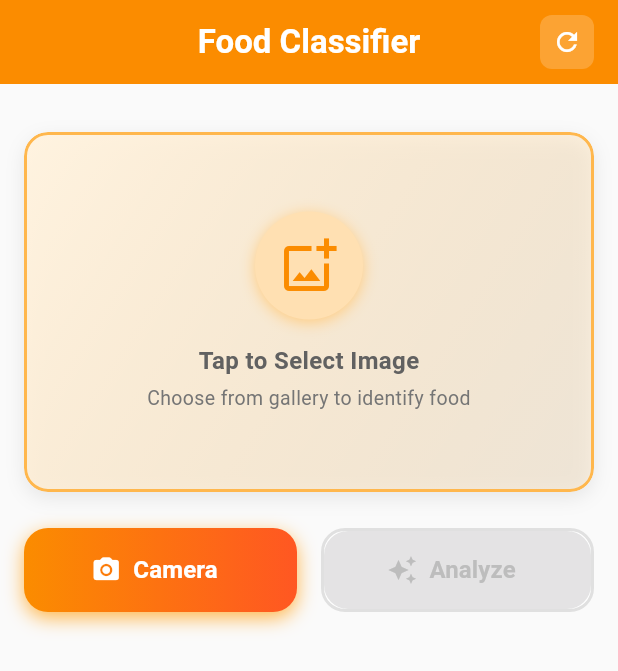
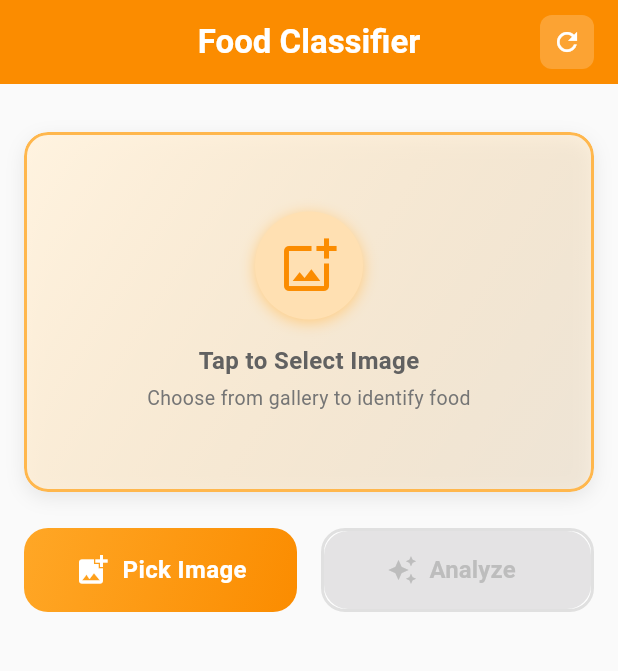
Before and after one commit to fauzan-arift/food-classification-app, a Flutter app: the screen it shows after launch, on a phone screen of 412 x 824 dp. Shown: the top 671 px of the screen. Run offline on Flutter 3.47's test engine with Material 3 defaults, Android fonts, the phone set to English and light mode, and no system bars; our stand-ins replace image_cropper, image_picker; missing offline and left inert: tflite_flutter.

Commit message:
feat: implement image cropper with gallery/camera picker
- Add ImageCropperService for pick & crop functionality
- Add ImageSourcePicker modal for camera/gallery selection
- Update ActionButtonsRow with orange Pick Image button
- Simplify HomePage to remove camera complexity
- Update ImageDisplayArea to be clickable for image picking
- Add platform configurations (Android UCrop, iOS permissions, Web Croppie)
- Remove StableCameraView complexity in favor of simple image picker
- Replace print statements with log for better debugging

```diff
--- a/analysis_options.yaml
+++ b/analysis_options.yaml
@@ -2,3 +2,4 @@ include: package:flutter_lints/flutter.yaml
 analyzer:
   errors:
     deprecated_member_use: ignore
+    use_build_context_synchronously: ignore
--- a/lib/ui/home_page.dart
+++ b/lib/ui/home_page.dart
@@ -1,9 +1,6 @@
-import 'dart:developer';
-import 'dart:io';
 import 'package:flutter/material.dart';
 import 'package:provider/provider.dart';
 import '../controller/image_classification_provider.dart';
-import '../widget/stable_camera_view.dart';
 import '../widget/image_display_area.dart';
 import '../widget/action_buttons_row.dart';
 import '../widget/results_section.dart';
@@ -16,32 +13,6 @@ class HomePage extends StatefulWidget {
 }
 
 class _HomePageState extends State<HomePage> {
-  void _onImageCaptured(File imageFile) {
-    WidgetsBinding.instance.addPostFrameCallback((_) {
-      if (mounted) {
-        try {
-          context.read<ImageClassificationProvider>().hideCamera();
-          context.read<ImageClassificationProvider>().classifyImage(imageFile);
-        } catch (e) {
-          log('Error in _onImageCaptured: $e');
-        }
-      }
-    });
-  }
-
-  void _toggleCamera() {
-    try {
-      if (mounted) {
-        context.read<ImageClassificationProvider>().toggleCamera();
-      }
-    } catch (e) {
-      log('Error in _toggleCamera: $e');
-      if (mounted) {
-        context.read<ImageClassificationProvider>().hideCamera();
-      }
-    }
-  }
-
   void _clearResults() {
     context.read<ImageClassificationProvider>().clearResults();
   }
@@ -88,48 +59,26 @@ class _HomePageState extends State<HomePage> {
           ),
         ],
       ),
-      body: Consumer<ImageClassificationProvider>(
-        builder: (context, provider, child) {
-          if (provider.showCamera) {
-            return StableCameraView(
-              onImageCaptured: _onImageCaptured,
-              useImageStream: false, // Use capture mode, not stream mode
-              overlayWidget: Positioned(
-                top: 50,
-                left: 20,
-                child: IconButton(
-                  onPressed: _toggleCamera,
-                  icon: const Icon(Icons.close, color: Colors.white, size: 30),
-                ),
-              ),
-            );
-          }
-
-          return SingleChildScrollView(
+      body: SingleChildScrollView(
         padding: const EdgeInsets.all(16),
         child: Column(
           crossAxisAlignment: CrossAxisAlignment.stretch,
           children: [
             const SizedBox(height: 16),
 
-                // Image display area
             const ImageDisplayArea(),
 
             const SizedBox(height: 24),
 
-                // Action buttons
-                ActionButtonsRow(onCameraPressed: _toggleCamera),
+            const ActionButtonsRow(),
 
             const SizedBox(height: 24),
 
-                // Results section
             const ResultsSection(),
 
             const SizedBox(height: 24),
           ],
         ),
-          );
-        },
       ),
     );
   }
--- a/lib/widget/action_buttons_row.dart
+++ b/lib/widget/action_buttons_row.dart
@@ -1,11 +1,12 @@
+import 'dart:developer';
+import 'dart:io';
 import 'package:flutter/material.dart';
 import 'package:provider/provider.dart';
 import '../controller/image_classification_provider.dart';
+import 'image_source_picker.dart';
 
 class ActionButtonsRow extends StatelessWidget {
-  final VoidCallback onCameraPressed;
-
-  const ActionButtonsRow({super.key, required this.onCameraPressed});
+  const ActionButtonsRow({super.key});
 
   @override
   Widget build(BuildContext context) {
@@ -14,8 +15,11 @@ class ActionButtonsRow extends StatelessWidget {
         return Row(
           children: [
             Expanded(
-              child: _CameraButton(
-                onPressed: provider.isLoading ? null : onCameraPressed,
+              child: _ImagePickerButton(
+                isEnabled: true,
+                onImageSelected: (File imageFile) {
+                  provider.classifyImage(imageFile);
+                },
               ),
             ),
 
@@ -38,10 +42,14 @@ class ActionButtonsRow extends StatelessWidget {
   }
 }
 
-class _CameraButton extends StatelessWidget {
-  final VoidCallback? onPressed;
+class _ImagePickerButton extends StatelessWidget {
+  final bool isEnabled;
+  final Function(File) onImageSelected;
 
-  const _CameraButton({required this.onPressed});
+  const _ImagePickerButton({
+    required this.isEnabled,
+    required this.onImageSelected,
+  });
 
   @override
   Widget build(BuildContext context) {
@@ -49,41 +57,48 @@ class _CameraButton extends StatelessWidget {
       height: 56,
       decoration: BoxDecoration(
         borderRadius: BorderRadius.circular(16),
-        gradient: LinearGradient(
-          colors: [Colors.orange.shade600, Colors.deepOrange.shade500],
-        ),
-        boxShadow: [
-          BoxShadow(
-            color: Colors.orange.shade300,
-            blurRadius: 10,
-            offset: const Offset(0, 4),
-          ),
-        ],
+        gradient: isEnabled
+            ? LinearGradient(
+                colors: [Colors.orange.shade400, Colors.orange.shade600],
+                begin: Alignment.topLeft,
+                end: Alignment.bottomRight,
+              )
+            : null,
+        color: isEnabled ? null : Colors.grey.shade300,
       ),
-      child: ElevatedButton.icon(
-        onPressed: onPressed,
-        icon: const Icon(
-          Icons.camera_alt_rounded,
-          size: 20,
-          color: Colors.white,
-        ),
-        label: const Text(
-          'Camera',
-          style: TextStyle(
-            fontSize: 16,
-            fontWeight: FontWeight.w600,
-            color: Colors.white,
-          ),
-        ),
-        style: ElevatedButton.styleFrom(
-          backgroundColor: Colors.transparent,
-          shadowColor: Colors.transparent,
-          shape: RoundedRectangleBorder(
-            borderRadius: BorderRadius.circular(16),
+      child: Material(
+        color: Colors.transparent,
+        child: InkWell(
+          onTap: isEnabled ? () => _showImagePicker(context) : null,
+          borderRadius: BorderRadius.circular(28),
+          child: Center(
+            child: Row(
+              mainAxisAlignment: MainAxisAlignment.center,
+              children: [
+                Icon(
+                  Icons.add_photo_alternate,
+                  color: isEnabled ? Colors.white : Colors.grey.shade600,
+                ),
+                const SizedBox(width: 8),
+                Text(
+                  'Pick Image',
+                  style: TextStyle(
+                    color: isEnabled ? Colors.white : Colors.grey.shade600,
+                    fontWeight: FontWeight.w600,
+                    fontSize: 16,
+                  ),
+                ),
+              ],
+            ),
           ),
         ),
       ),
     );
+  }
+
+  void _showImagePicker(BuildContext context) {
+    log('DEBUG: Pick Image button clicked!');
+    ImageSourcePicker.show(context, onImageSelected: onImageSelected);
   }
 }
 
```
Also changed, not shown: lib/services/image_cropper_service.dart (added, +75 -0 lines), lib/widget/image_display_area.dart (+8 -20 lines), lib/widget/image_source_picker.dart (added, +120 -0 lines), lib/widget/stable_camera_view.dart (deleted, +0 -327 lines), 3 other files. Lines whose indentation alone changed are shown as unchanged.
